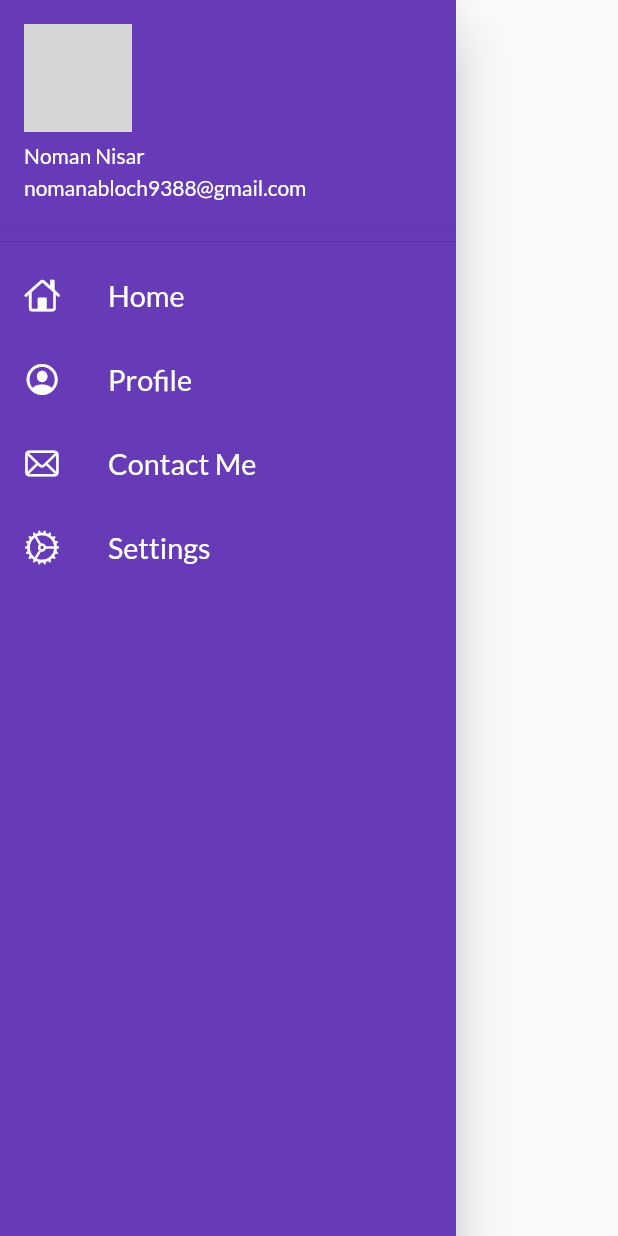
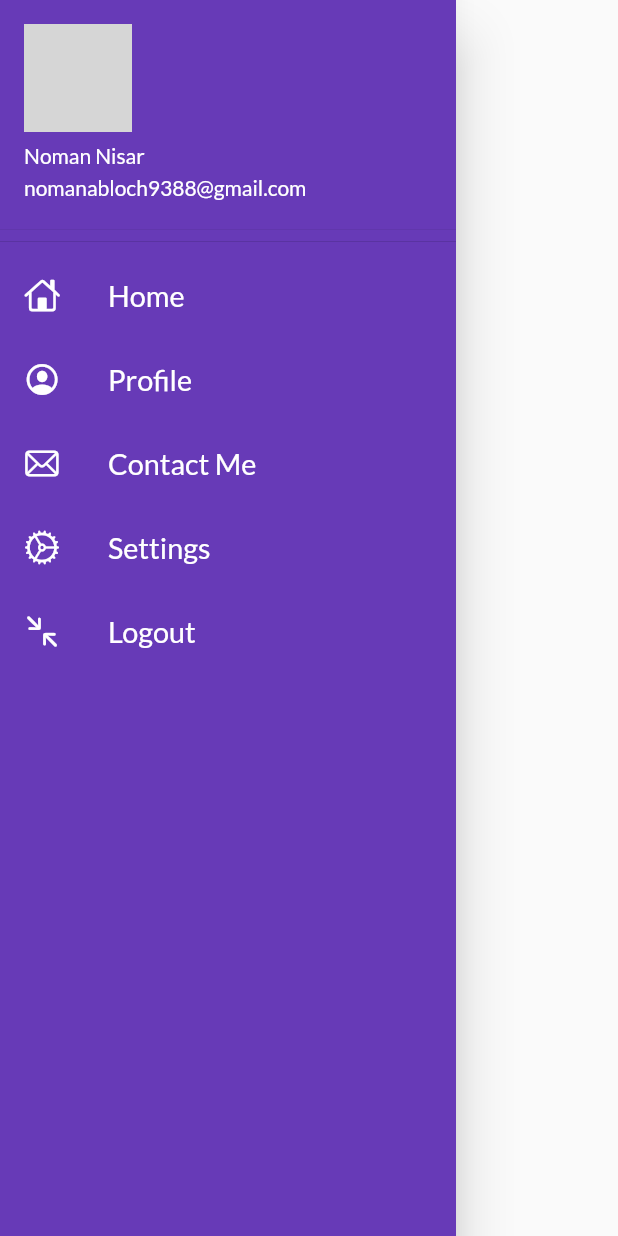
Before and after one commit to Nomanisar/30daysofflutter, a Flutter app: the MyDrawer widget shown alone on an empty page, opened directly, on a phone screen of 412 x 824 dp. Run offline on Flutter 3.47's test engine with Material 2 defaults, Android fonts, the phone set to English and light mode, and no system bars; our stand-ins replace google_fonts; network calls fail; grey boxes are pictures that could not be loaded.

Commit message:
DAY-11 Constraint Concept

```diff
--- a/lib/main.dart
+++ b/lib/main.dart
@@ -3,7 +3,7 @@ import 'package:flutter_catalog/pages/home_page.dart';
 import 'package:flutter_catalog/pages/login_pages.dart';
 import 'package:flutter_catalog/utils/routes.dart';
 import 'package:flutter_catalog/widgets/themes.dart';
-import 'package:google_fonts/google_fonts.dart';
+// import 'package:google_fonts/google_fonts.dart';
 
 void main() {
   runApp(const MyApp());
--- a/lib/widgets/drawer.dart
+++ b/lib/widgets/drawer.dart
@@ -7,7 +7,7 @@ class MyDrawer extends StatelessWidget {
   @override
   Widget build(BuildContext context) {
     const imageUrl =
-        "https://www.facebook.com/photo/?fbid=5321563321241961&set=a.109141109150901";
+        "https://images.pexels.com/photos/220453/pexels-photo-220453.jpeg?auto=compress&cs=tinysrgb&w=600";
     return Drawer(
       backgroundColor: Colors.deepPurple,
       child: ListView(
@@ -72,6 +72,17 @@ class MyDrawer extends StatelessWidget {
               style: TextStyle(color: Colors.white),
               textScaleFactor: 1.2,
             ),
+          ),
+          const ListTile(
+            leading: Icon(
+              CupertinoIcons.fullscreen_exit,
+              color: Colors.white,
+            ),
+            title: Text(
+              "Logout",
+              style: TextStyle(color: Colors.white),
+              textScaleFactor: 1.2,
+            ),
           )
         ],
       ),
```
Also changed, not shown: lib/models/catelog.dart (added, +27 -0 lines).
